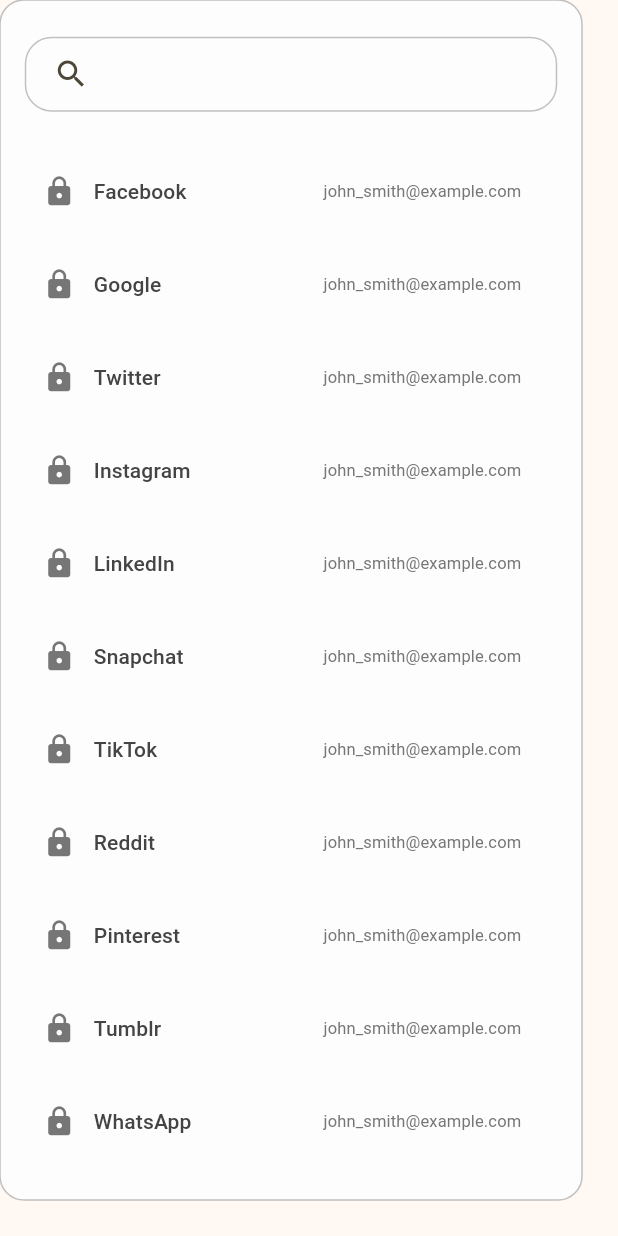
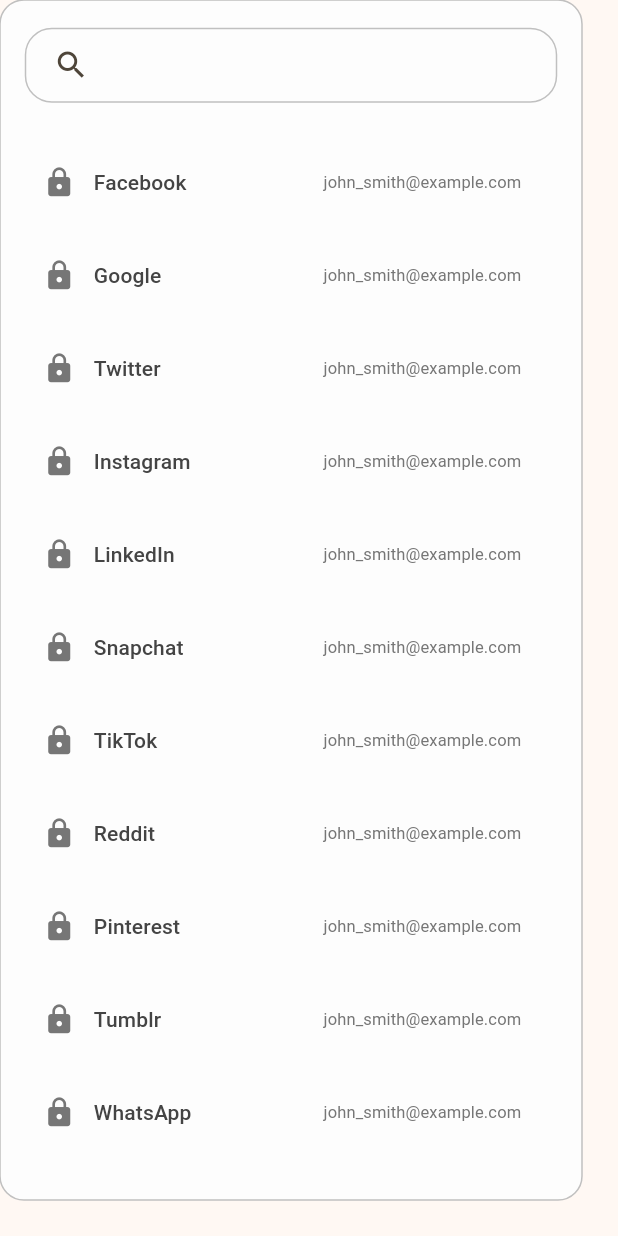
Before and after one commit to penne-0505/penkiel, a Flutter app: the DataList widget shown alone on an empty page, opened directly, on a phone screen of 412 x 824 dp. Run offline on Flutter 3.47's test engine with Material 3 defaults, Android fonts, the phone set to English and light mode, and no system bars.

```diff
--- a/lib/components/layout/data_list.dart
+++ b/lib/components/layout/data_list.dart
@@ -46,7 +46,7 @@ class DataList extends StatelessWidget {
   Widget build(BuildContext context) {
     return Container(
       margin: const EdgeInsets.only(bottom: 24, right: 24),
-      padding: const EdgeInsets.symmetric(horizontal: 16, vertical: 24),
+      padding: const EdgeInsets.only(top: 18, bottom: 24, right: 16 ,left: 16),
       decoration: BoxDecoration(
         color: PenkielColors.bg,
         borderRadius: const BorderRadius.all(PenkielValues.borderRadius),
```
Also changed, not shown: lib/components/neumorphic_test.dart (line endings or trailing spaces), lib/utils.dart (line endings or trailing spaces).
